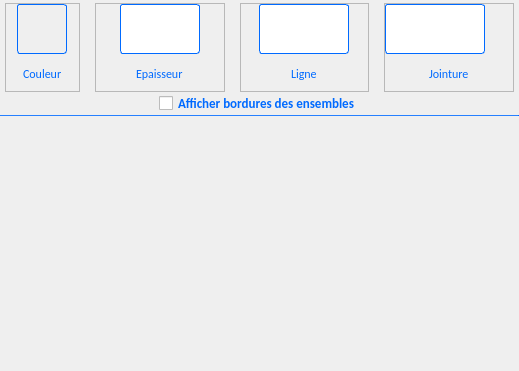
Old version of the form PhotosConsigne/ui/Borders.ui in the repository FlorianLance/PhotosConsigne.
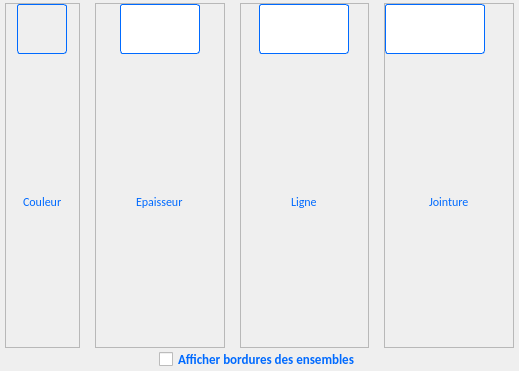
New version of the form. Icons and pictures are not drawn.

```diff
--- a/PhotosConsigne/ui/Borders.ui
+++ b/PhotosConsigne/ui/Borders.ui
@@ -716,35 +716,6 @@
      </layout>
     </widget>
    </item>
-   <item>
-    <widget class="Line" name="line1">
-     <property name="maximumSize">
-      <size>
-       <width>16777215</width>
-       <height>1</height>
-      </size>
-     </property>
-     <property name="styleSheet">
-      <string notr="true">	background-color: rgb(0,106,255);</string>
-     </property>
-     <property name="orientation">
-      <enum>Qt::Horizontal</enum>
-     </property>
-    </widget>
-   </item>
-   <item>
-    <spacer name="verticalSpacer1">
-     <property name="orientation">
-      <enum>Qt::Vertical</enum>
-     </property>
-     <property name="sizeHint" stdset="0">
-      <size>
-       <width>20</width>
-       <height>181</height>
-      </size>
-     </property>
-    </spacer>
-   </item>
   </layout>
  </widget>
  <resources>
```
